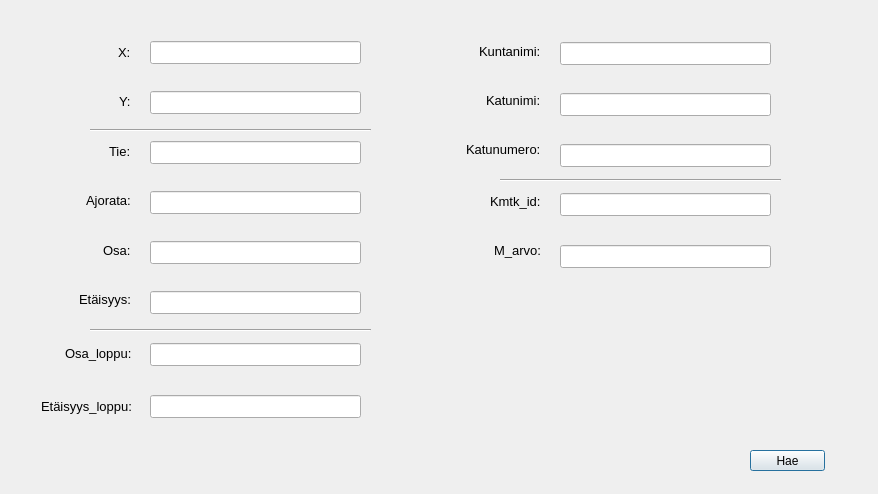
Old version of the form dialogs/SearchForm_dialog.ui in the repository finnishtransportagency/QGIS-tieosoitetyokalu.
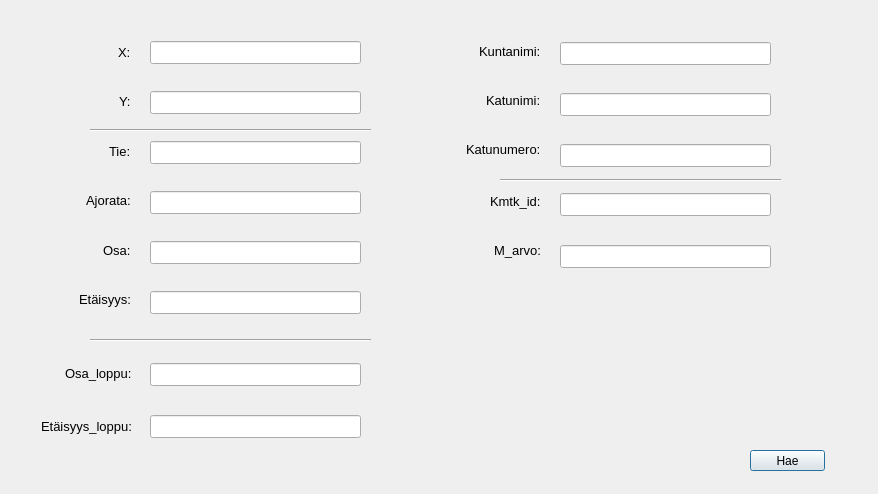
New version of the form.

The edit to the form file:
```diff
--- a/dialogs/SearchForm_dialog.ui
+++ b/dialogs/SearchForm_dialog.ui
@@ -170,7 +170,7 @@
    <property name="geometry">
     <rect>
      <x>150</x>
-     <y>320</y>
+     <y>340</y>
      <width>211</width>
      <height>121</height>
     </rect>
@@ -213,7 +213,7 @@
    <property name="geometry">
     <rect>
      <x>40</x>
-     <y>330</y>
+     <y>350</y>
      <width>92</width>
      <height>100</height>
     </rect>
@@ -385,7 +385,7 @@
    <property name="geometry">
     <rect>
      <x>90</x>
-     <y>320</y>
+     <y>330</y>
      <width>281</width>
      <height>20</height>
     </rect>
```
Left out of the diff: 6 changed lines with no effect on the pictures.
